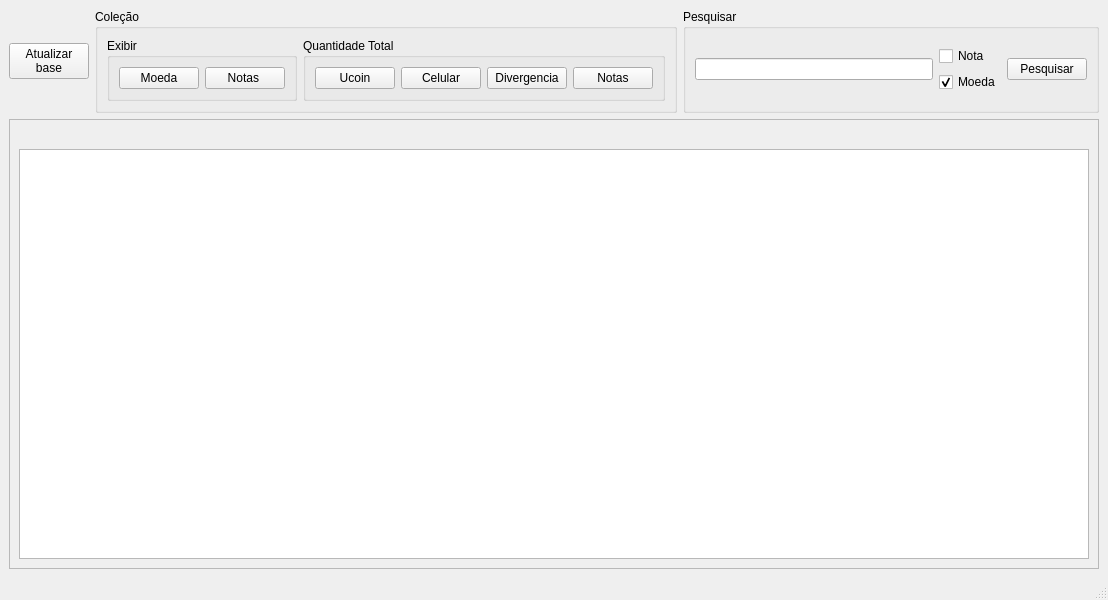
Above: design.ui from chriscoliveira/python_notas_e_moedas_colecao before the change. Below: the same form after it.
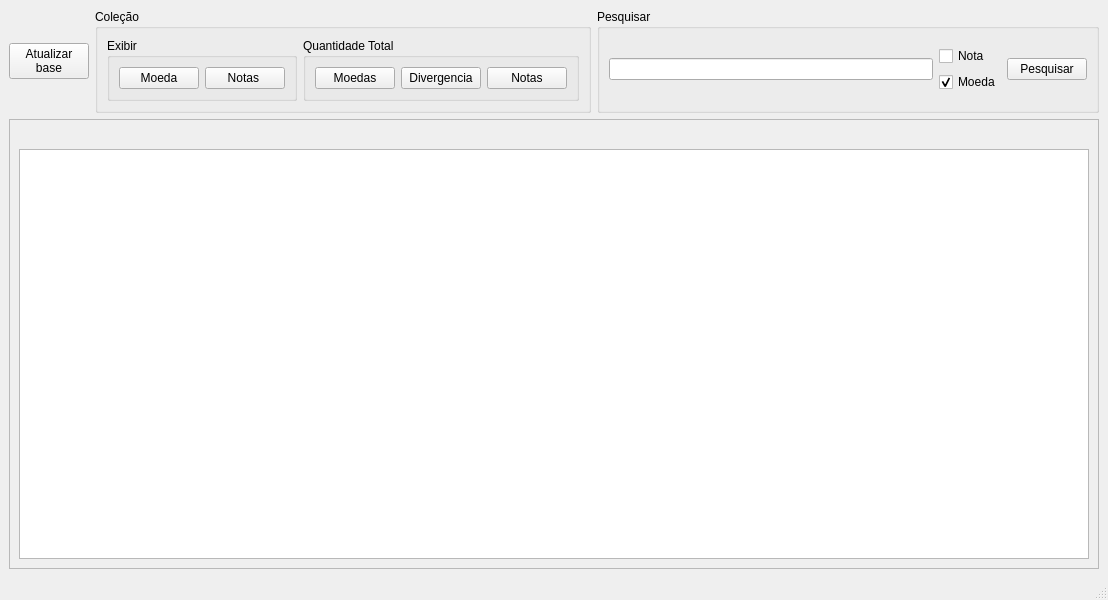
That is the form after the change.

Diff of the .ui file:
```diff
--- a/design.ui
+++ b/design.ui
@@ -69,14 +69,7 @@
               <item>
                <widget class="QPushButton" name="btn_moeda_ucoin">
                 <property name="text">
-                 <string>Ucoin</string>
-                </property>
-               </widget>
-              </item>
-              <item>
-               <widget class="QPushButton" name="btn_moeda_celular">
-                <property name="text">
-                 <string>Celular</string>
+                 <string>Moedas</string>
                 </property>
                </widget>
               </item>
```
